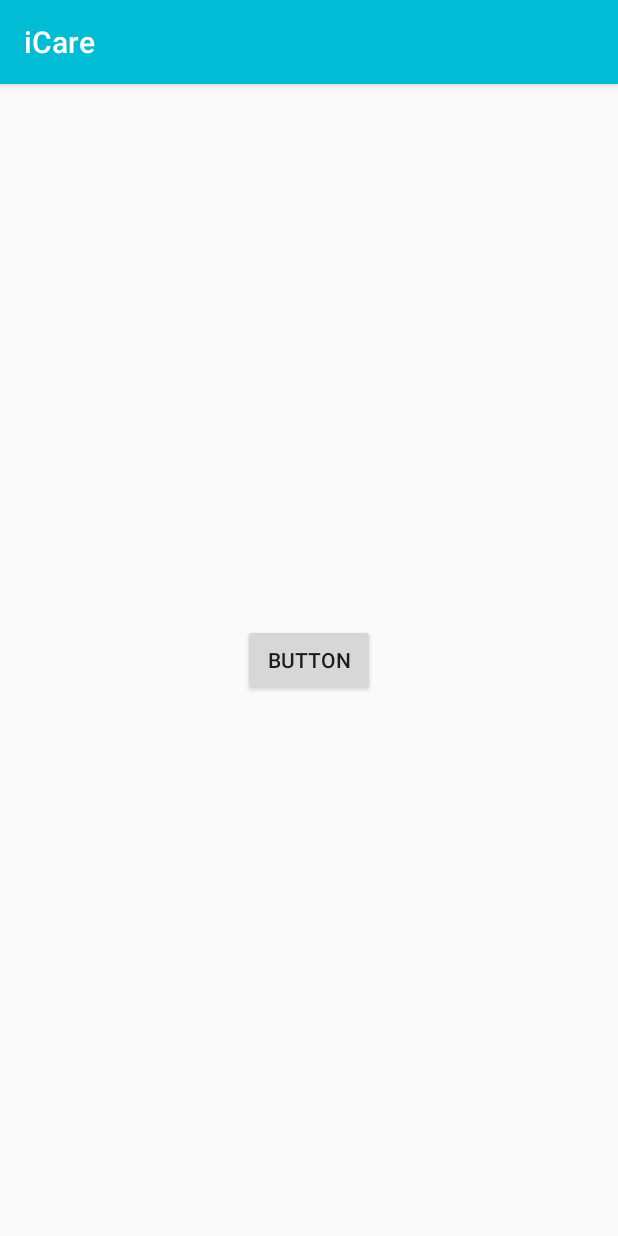
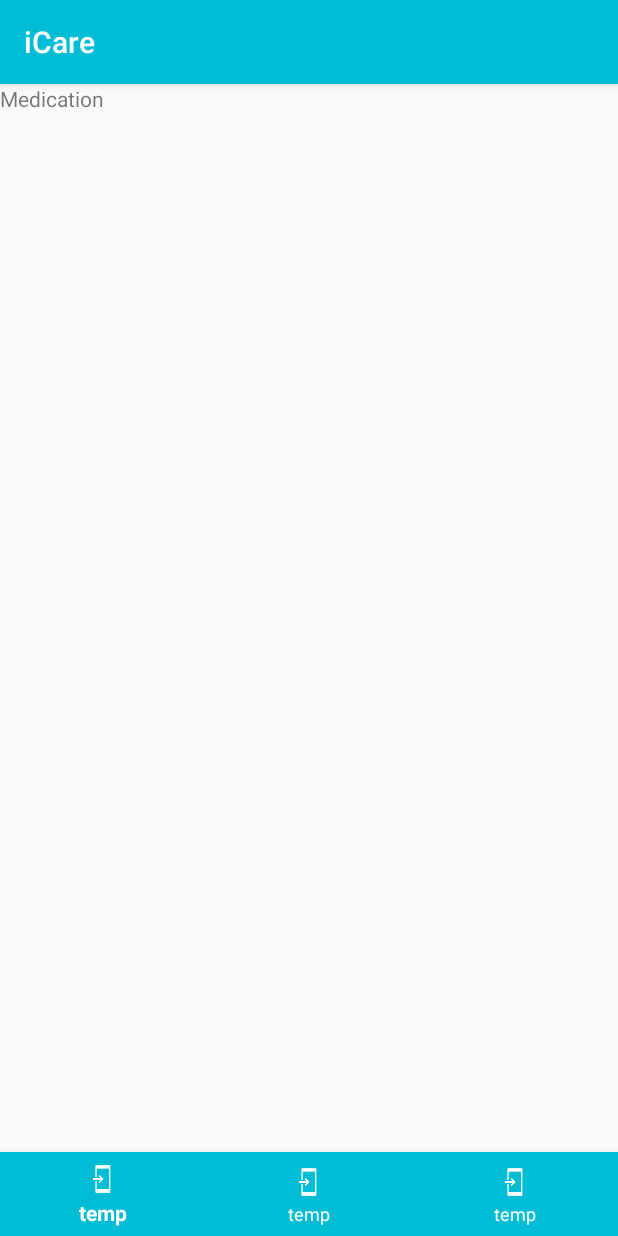
Before and after one commit to iightshade/Orbital-iCare, an Android app: the MainActivity screen opened directly, with no data from a screen before it, on a phone screen of 412 x 824 dp. Run offline under Robolectric (Android 15) with nearby library versions, the phone set to English and light mode, and no system bars.

Commit message:
bottomNavigationBar

```diff
--- a/app/build.gradle
+++ b/app/build.gradle
@@ -26,6 +26,7 @@ dependencies {
     })
     compile 'com.android.support:appcompat-v7:25.3.1'
     compile 'com.android.support.constraint:constraint-layout:1.0.2'
+    compile 'com.android.support:design:25.3.1'
     compile 'com.google.firebase:firebase-auth:10.2.6'
     testCompile 'junit:junit:4.12'
 }
--- a/app/src/main/java/com/logcat/example/pc/orbitalproj/MainActivity.java
+++ b/app/src/main/java/com/logcat/example/pc/orbitalproj/MainActivity.java
@@ -1,16 +1,50 @@
 package com.logcat.example.pc.orbitalproj;
 
-import android.content.Intent;
+import android.support.design.widget.BottomNavigationView;
+import android.support.v4.app.Fragment;
+import android.support.v4.app.FragmentManager;
+import android.support.v4.app.FragmentTransaction;
 import android.support.v7.app.AppCompatActivity;
 import android.os.Bundle;
-import android.view.View;
+import android.view.MenuItem;
 
 public class MainActivity extends AppCompatActivity {
+
+    private Fragment fragment;
+    private FragmentManager fragmentManager;
 
     @Override
     protected void onCreate(Bundle savedInstanceState) {
         super.onCreate(savedInstanceState);
         setContentView(R.layout.activity_main);
+
+        fragmentManager = getSupportFragmentManager();
+        fragment = new MedicationFragment();
+        final FragmentTransaction transaction = fragmentManager.beginTransaction();
+        transaction.add(R.id.main_container, fragment).commit();
+
+        BottomNavigationView bottomNavigationView = (BottomNavigationView)
+                findViewById(R.id.bottom_navigation);
+
+        bottomNavigationView.setOnNavigationItemSelectedListener(
+                new BottomNavigationView.OnNavigationItemSelectedListener() {
+                    @Override
+                    public boolean onNavigationItemSelected(MenuItem item) {
+                        switch (item.getItemId()) {
+                            case R.id.medication:
+                                fragment = new MedicationFragment();
+                                break;
+                            case R.id.calendar:
+                                fragment = new CalendarFragment();
+                                break;
+                            case R.id.userInfo:
+                                fragment = new UserinfoFragment();
+                                break;
+                        }
+                        final FragmentTransaction transaction = fragmentManager.beginTransaction();
+                        transaction.replace(R.id.main_container, fragment).commit();
+                        return true;
+                    }
+                });
     }
-
 }
--- /dev/null
+++ b/app/src/main/java/com/logcat/example/pc/orbitalproj/MedicationFragment.java
@@ -0,0 +1,24 @@
+package com.logcat.example.pc.orbitalproj;
+
+/**
+ * Created by PC on 6/2/2017.
+ */
+
+
+import android.os.Bundle;
+import android.support.v4.app.Fragment;
+import android.view.LayoutInflater;
+import android.view.View;
+import android.view.ViewGroup;
+
+
+public class MedicationFragment extends Fragment {
+
+    public MedicationFragment() {
+    }
+
+    @Override
+    public View onCreateView(LayoutInflater inflater, ViewGroup container, Bundle savedInstanceState) {
+        return inflater.inflate(R.layout.fragment_medication, container, false);
+    }
+}
--- a/app/src/main/res/layout/activity_main.xml
+++ b/app/src/main/res/layout/activity_main.xml
@@ -6,14 +6,22 @@
     android:layout_height="match_parent"
     tools:context="com.logcat.example.pc.orbitalproj.MainActivity">
 
-    <Button
-        android:id="@+id/button2"
-        android:layout_width="wrap_content"
+    <FrameLayout
+        android:id="@+id/main_container"
+        android:layout_width="match_parent"
+        android:layout_height="match_parent"
+        android:layout_above="@+id/bottom_navigation"
+        android:layout_alignParentTop="true">
+    </FrameLayout>
+
+    <android.support.design.widget.BottomNavigationView
+        android:id="@+id/bottom_navigation"
+        android:layout_width="match_parent"
         android:layout_height="wrap_content"
-        android:text="Button"
-        tools:layout_editor_absoluteX="116dp"
-        tools:layout_editor_absoluteY="311dp"
-        android:layout_centerVertical="true"
-        android:layout_centerHorizontal="true" />
+        android:layout_alignParentBottom="true"
+        app:itemBackground="@color/colorPrimary"
+        app:itemIconTint="@android:color/white"
+        app:itemTextColor="@android:color/white"
+        app:menu="@menu/bottom_navigation_main" />
 
 </RelativeLayout>
--- /dev/null
+++ b/app/src/main/res/layout/fragment_medication.xml
@@ -0,0 +1,10 @@
+<?xml version="1.0" encoding="utf-8"?>
+<RelativeLayout xmlns:android="http://schemas.android.com/apk/res/android"
+    android:layout_width="match_parent" android:layout_height="match_parent">
+
+    <TextView
+        android:id="@+id/textView"
+        android:layout_width="wrap_content"
+        android:layout_height="wrap_content"
+        android:text="Medication" />
+</RelativeLayout>
--- /dev/null
+++ b/app/src/main/res/menu/bottom_navigation_main.xml
@@ -0,0 +1,24 @@
+<?xml version="1.0" encoding="utf-8"?>
+<menu xmlns:android="http://schemas.android.com/apk/res/android"
+    xmlns:app="http://schemas.android.com/apk/res-auto">
+    <item
+        android:id="@+id/medication"
+        android:enabled="true"
+        android:icon="@drawable/common_full_open_on_phone"
+        android:title="temp"
+        app:showAsAction="ifRoom" />
+
+    <item
+        android:id="@+id/calendar"
+        android:enabled="true"
+        android:icon="@drawable/common_full_open_on_phone"
+        android:title="temp"
+        app:showAsAction="ifRoom" />
+
+    <item
+        android:id="@+id/userInfo"
+        android:enabled="true"
+        android:icon="@drawable/common_full_open_on_phone"
+        android:title="temp"
+        app:showAsAction="ifRoom"/>
+</menu>
```
Also changed, not shown: app/src/main/java/com/logcat/example/pc/orbitalproj/CalendarFragment.java (added, +23 -0 lines), app/src/main/java/com/logcat/example/pc/orbitalproj/UserinfoFragment.java (added, +23 -0 lines), app/src/main/res/layout/fragment_calendar.xml (added, +10 -0 lines), app/src/main/res/layout/fragment_userinfo.xml (added, +10 -0 lines).
